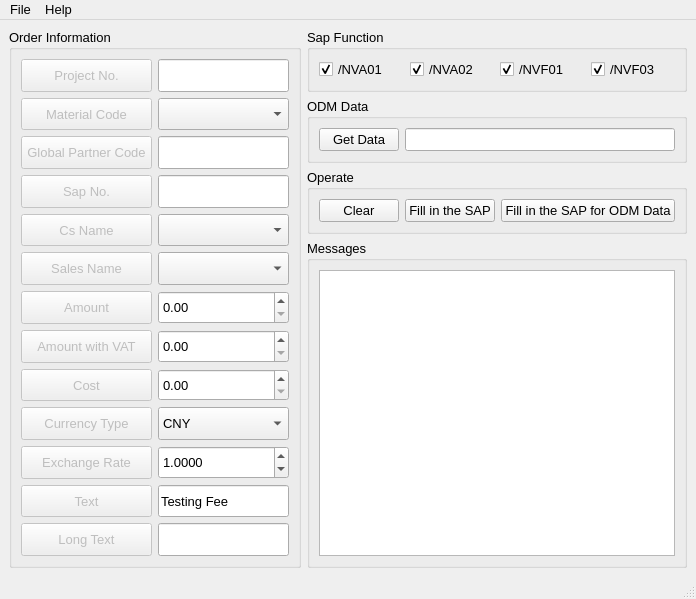
Before: the Qt Designer form Operate/GUI/Sap/Sap_Operate_UI.ui in chen-huai/work, drawn with Qt 5.
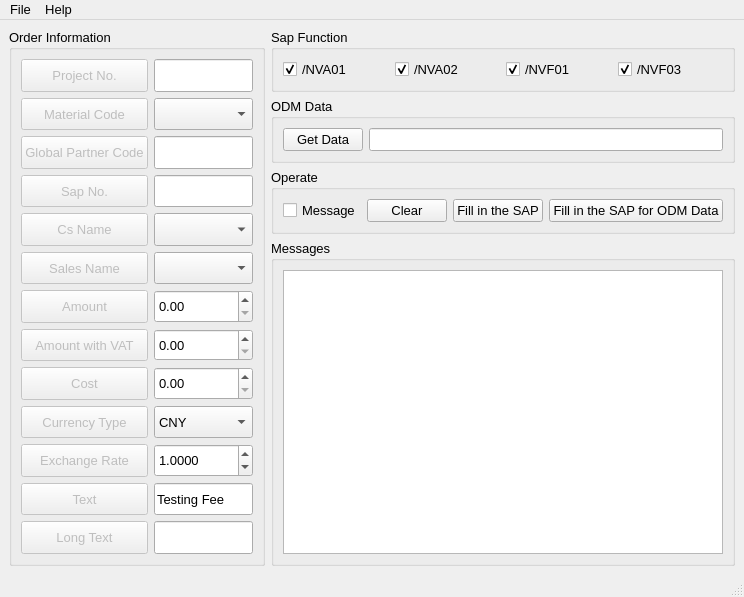
After: the same form once the commit is applied. Icons and pictures are not drawn.

Commit message: 添加信息提示选择按钮，选择是否提示信息

```diff
--- a/Operate/GUI/Sap/Sap_Operate_UI.ui
+++ b/Operate/GUI/Sap/Sap_Operate_UI.ui
@@ -6,8 +6,8 @@
    <rect>
     <x>0</x>
     <y>0</y>
-    <width>696</width>
-    <height>599</height>
+    <width>744</width>
+    <height>597</height>
    </rect>
   </property>
   <property name="font">
@@ -802,6 +802,22 @@
        <string>Operate</string>
       </property>
       <layout class="QHBoxLayout" name="horizontalLayout_3">
+       <item>
+        <widget class="QCheckBox" name="checkBox_5">
+         <property name="sizePolicy">
+          <sizepolicy hsizetype="Expanding" vsizetype="Fixed">
+           <horstretch>0</horstretch>
+           <verstretch>0</verstretch>
+          </sizepolicy>
+         </property>
+         <property name="text">
+          <string>Message</string>
+         </property>
+         <property name="checked">
+          <bool>false</bool>
+         </property>
+        </widget>
+       </item>
        <item>
         <widget class="QPushButton" name="pushButton_12">
          <property name="sizePolicy">
@@ -888,7 +904,7 @@
     <rect>
      <x>0</x>
      <y>0</y>
-     <width>696</width>
+     <width>744</width>
      <height>25</height>
     </rect>
    </property>
```
Left out of the diff: 76 changed lines with no effect on the pictures. The commit also changes 3 other files.
